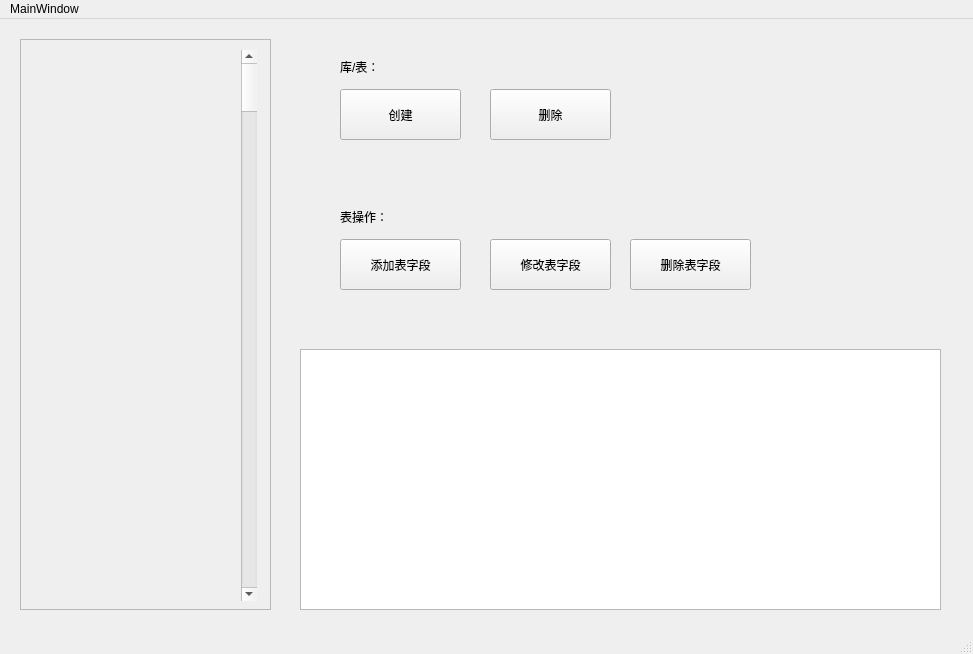
Qt form mainwindow.ui (aSquade/FirstDBMS) before a commit.
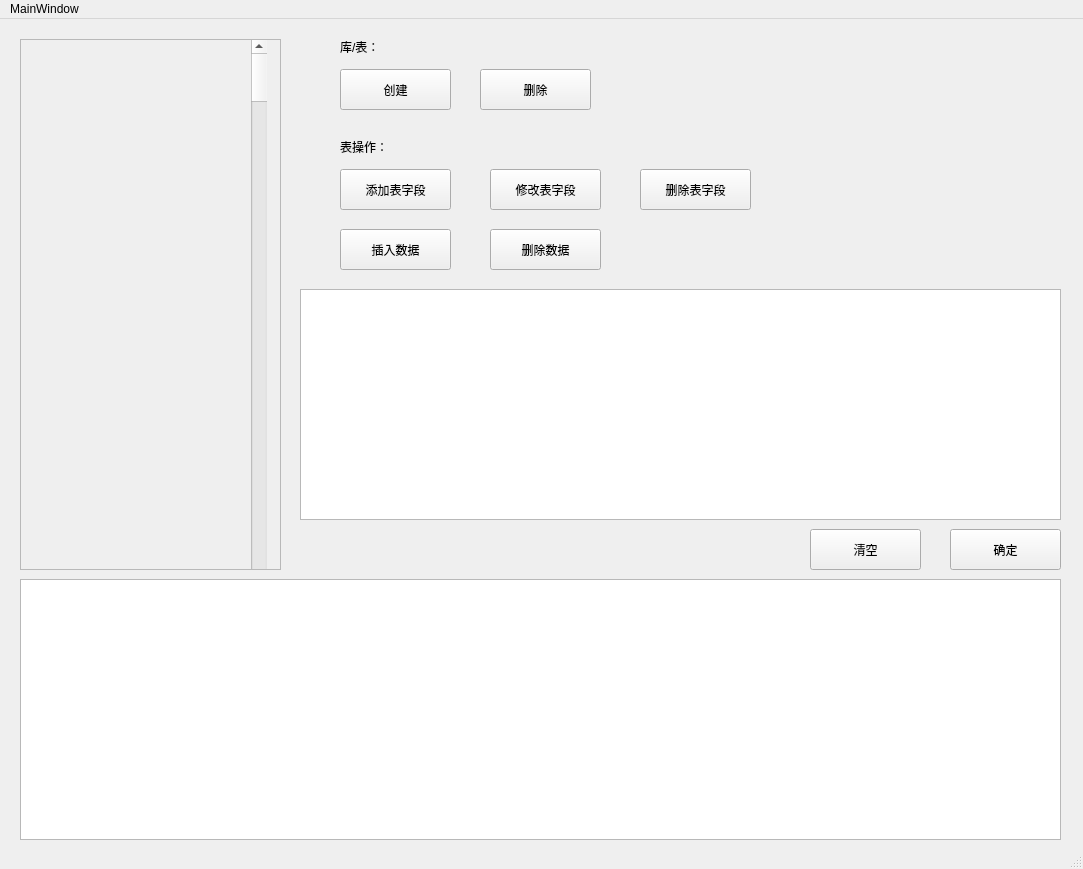
The same form after that commit.

What changed in the file:
```diff
--- a/mainwindow.ui
+++ b/mainwindow.ui
@@ -6,8 +6,8 @@
    <rect>
     <x>0</x>
     <y>0</y>
-    <width>973</width>
-    <height>654</height>
+    <width>1083</width>
+    <height>869</height>
    </rect>
   </property>
   <property name="windowTitle">
@@ -19,8 +19,8 @@
      <rect>
       <x>20</x>
       <y>20</y>
-      <width>251</width>
-      <height>571</height>
+      <width>261</width>
+      <height>531</height>
      </rect>
     </property>
     <property name="widgetResizable">
@@ -31,15 +31,15 @@
       <rect>
        <x>0</x>
        <y>0</y>
-       <width>249</width>
-       <height>569</height>
+       <width>259</width>
+       <height>529</height>
       </rect>
      </property>
      <widget class="QScrollBar" name="verticalScrollBar">
       <property name="geometry">
        <rect>
-        <x>220</x>
-        <y>10</y>
+        <x>230</x>
+        <y>0</y>
         <width>16</width>
         <height>551</height>
        </rect>
@@ -54,9 +54,9 @@
     <property name="geometry">
      <rect>
       <x>340</x>
-      <y>70</y>
-      <width>121</width>
-      <height>51</height>
+      <y>50</y>
+      <width>111</width>
+      <height>41</height>
      </rect>
     </property>
     <property name="text">
@@ -66,10 +66,10 @@
    <widget class="QPushButton" name="deleteButton">
     <property name="geometry">
      <rect>
-      <x>490</x>
-      <y>70</y>
-      <width>121</width>
-      <height>51</height>
+      <x>480</x>
+      <y>50</y>
+      <width>111</width>
+      <height>41</height>
      </rect>
     </property>
     <property name="text">
@@ -80,9 +80,9 @@
     <property name="geometry">
      <rect>
       <x>340</x>
-      <y>220</y>
-      <width>121</width>
-      <height>51</height>
+      <y>150</y>
+      <width>111</width>
+      <height>41</height>
      </rect>
     </property>
     <property name="text">
@@ -93,9 +93,9 @@
     <property name="geometry">
      <rect>
       <x>300</x>
-      <y>330</y>
-      <width>641</width>
-      <height>261</height>
+      <y>270</y>
+      <width>761</width>
+      <height>231</height>
      </rect>
     </property>
    </widget>
@@ -103,7 +103,7 @@
     <property name="geometry">
      <rect>
       <x>340</x>
-      <y>190</y>
+      <y>120</y>
       <width>61</width>
       <height>16</height>
      </rect>
@@ -116,9 +116,9 @@
     <property name="geometry">
      <rect>
       <x>490</x>
-      <y>220</y>
-      <width>121</width>
-      <height>51</height>
+      <y>150</y>
+      <width>111</width>
+      <height>41</height>
      </rect>
     </property>
     <property name="text">
@@ -128,10 +128,10 @@
    <widget class="QPushButton" name="deleteColumnButton">
     <property name="geometry">
      <rect>
-      <x>630</x>
-      <y>220</y>
-      <width>121</width>
-      <height>51</height>
+      <x>640</x>
+      <y>150</y>
+      <width>111</width>
+      <height>41</height>
      </rect>
     </property>
     <property name="text">
@@ -142,7 +142,7 @@
     <property name="geometry">
      <rect>
       <x>340</x>
-      <y>40</y>
+      <y>20</y>
       <width>81</width>
       <height>16</height>
      </rect>
@@ -151,14 +151,76 @@
      <string>库/表：</string>
     </property>
    </widget>
+   <widget class="QPushButton" name="insertDataButton">
+    <property name="geometry">
+     <rect>
+      <x>340</x>
+      <y>210</y>
+      <width>111</width>
+      <height>41</height>
+     </rect>
+    </property>
+    <property name="text">
+     <string>插入数据</string>
+    </property>
+   </widget>
+   <widget class="QPushButton" name="deleteDataButton">
+    <property name="geometry">
+     <rect>
+      <x>490</x>
+      <y>210</y>
+      <width>111</width>
+      <height>41</height>
+     </rect>
+    </property>
+    <property name="text">
+     <string>删除数据</string>
+    </property>
+   </widget>
+   <widget class="QPushButton" name="comfirmButton">
+    <property name="geometry">
+     <rect>
+      <x>950</x>
+      <y>510</y>
+      <width>111</width>
+      <height>41</height>
+     </rect>
+    </property>
+    <property name="text">
+     <string>确定</string>
+    </property>
+   </widget>
+   <widget class="QPushButton" name="clearButton">
+    <property name="geometry">
+     <rect>
+      <x>810</x>
+      <y>510</y>
+      <width>111</width>
+      <height>41</height>
+     </rect>
+    </property>
+    <property name="text">
+     <string>清空</string>
+    </property>
+   </widget>
+   <widget class="QTextEdit" name="textOutput">
+    <property name="geometry">
+     <rect>
+      <x>20</x>
+      <y>560</y>
+      <width>1041</width>
+      <height>261</height>
+     </rect>
+    </property>
+   </widget>
   </widget>
   <widget class="QMenuBar" name="menubar">
    <property name="geometry">
     <rect>
      <x>0</x>
      <y>0</y>
-     <width>973</width>
-     <height>22</height>
+     <width>1083</width>
+     <height>26</height>
     </rect>
    </property>
    <widget class="QMenu" name="menuMainWindow">
```
Left out of the diff: 2 changed lines with no effect on the pictures.
